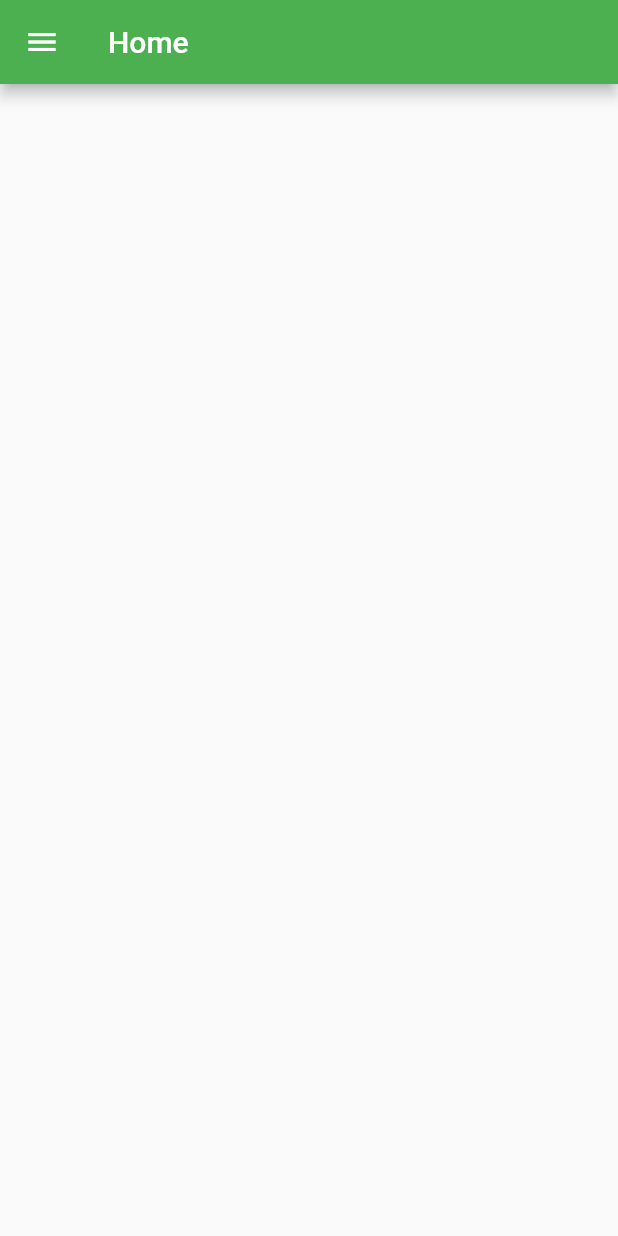
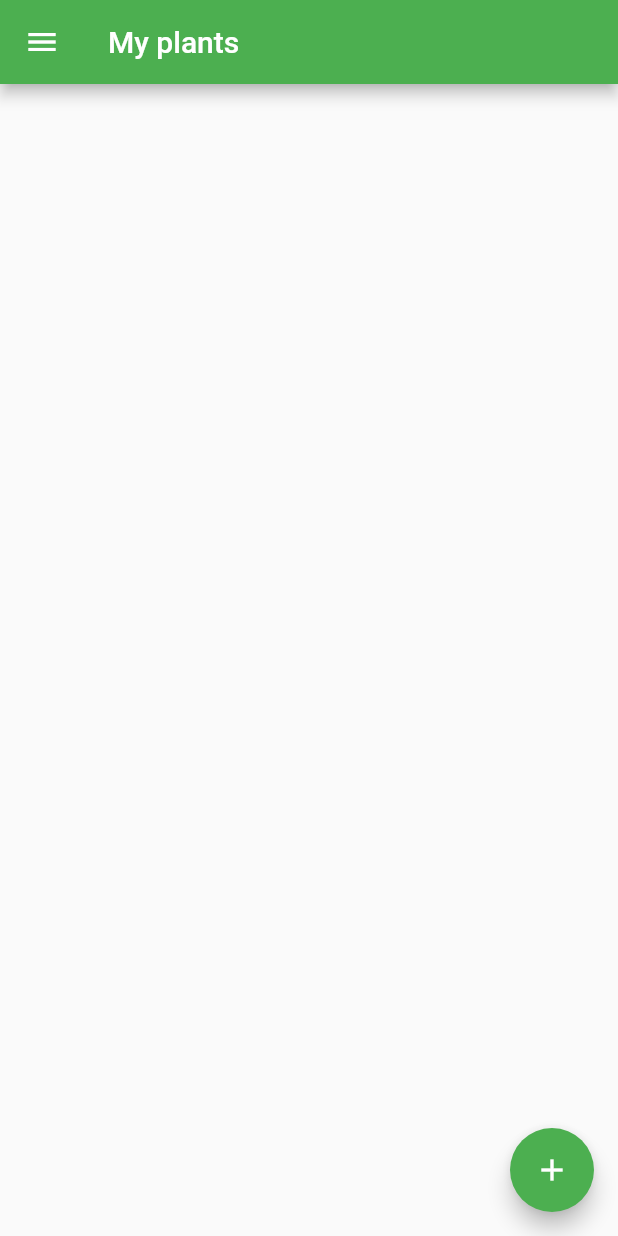
Before and after one commit to adriane-macer/sora-gov-agreeculture, a Flutter app: the screen it shows after launch, on a phone screen of 412 x 824 dp. Run offline on Flutter 3.47's test engine with Material 2 defaults, Android fonts, the phone set to English and light mode, and no system bars; our stand-ins replace bloc, equatable.

```diff
--- /dev/null
+++ b/sora_gov_agree/lib/models/crop.dart
@@ -0,0 +1,157 @@
+// To parse this JSON data, do
+//
+//     final crop = cropFromJson(jsonString);
+
+import 'dart:convert';
+
+class Crop {
+  final int id;
+  final impressionsCount;
+  final countryId;
+  final categoryId;
+  final int userId;
+  final orgId;
+  final groupId;
+  final String reference;
+  final kind;
+  final String status;
+  final String userPic;
+  final String userName;
+  final String name;
+  final String nameEn;
+  final String nameLocal;
+  final String photo;
+  final String address;
+  final latitude;
+  final longitude;
+  final String province;
+  final String city;
+  final String district;
+  final String shortDescription;
+  final String shortDescriptionEn;
+  final String measure;
+  final int paymentClass;
+  final String currency;
+  final currencyPrice;
+  final maximumPrice;
+  final minimumPrice;
+  final String state;
+  final bool featured;
+  final DateTime createdAt;
+  final DateTime updatedAt;
+
+  Crop({
+    this.id,
+    this.impressionsCount,
+    this.countryId,
+    this.categoryId,
+    this.userId,
+    this.orgId,
+    this.groupId,
+    this.reference,
+    this.kind,
+    this.status,
+    this.userPic,
+    this.userName,
+    this.name,
+    this.nameEn,
+    this.nameLocal,
+    this.photo,
+    this.address,
+    this.latitude,
+    this.longitude,
+    this.province,
+    this.city,
+    this.district,
+    this.shortDescription,
+    this.shortDescriptionEn,
+    this.measure,
+    this.paymentClass,
+    this.currency,
+    this.currencyPrice,
+    this.maximumPrice,
+    this.minimumPrice,
+    this.state,
+    this.featured,
+    this.createdAt,
+    this.updatedAt,
+  });
+
+  factory Crop.fromJson(String str) => Crop.fromMap(json.decode(str));
+
+  String toJson() => json.encode(toMap());
+
+  factory Crop.fromMap(Map<String, dynamic> json) => Crop(
+        id: json["id"],
+        impressionsCount: json["impressions_count"],
+        countryId: json["country_id"],
+        categoryId: json["category_id"],
+        userId: json["user_id"],
+        orgId: json["org_id"],
+        groupId: json["group_id"],
+        reference: json["reference"],
+        kind: json["kind"],
+        status: json["status"],
+        userPic: json["user_pic"],
+        userName: json["user_name"],
+        name: json["name"],
+        nameEn: json["name_en"],
+        nameLocal: json["name_local"],
+        photo: json["photo"],
+        address: json["address"],
+        latitude: json["latitude"],
+        longitude: json["longitude"],
+        province: json["province"],
+        city: json["city"],
+        district: json["district"],
+        shortDescription: json["short_description"],
+        shortDescriptionEn: json["short_description_en"],
+        measure: json["measure"],
+        paymentClass: json["payment_class"],
+        currency: json["currency"],
+        currencyPrice: json["currency_price"],
+        maximumPrice: json["maximum_price"],
+        minimumPrice: json["minimum_price"],
+        state: json["state"],
+        featured: json["featured"],
+        createdAt: DateTime.parse(json["created_at"]),
+        updatedAt: DateTime.parse(json["updated_at"]),
+      );
+
+  Map<String, dynamic> toMap() => {
+        "id": id,
+        "impressions_count": impressionsCount,
+        "country_id": countryId,
+        "category_id": categoryId,
+        "user_id": userId,
+        "org_id": orgId,
+        "group_id": groupId,
+        "reference": reference,
+        "kind": kind,
+        "status": status,
+        "user_pic": userPic,
+        "user_name": userName,
+        "name": name,
+        "name_en": nameEn,
+        "name_local": nameLocal,
+        "photo": photo,
+        "address": address,
+        "latitude": latitude,
+        "longitude": longitude,
+        "province": province,
+        "city": city,
+        "district": district,
+        "short_description": shortDescription,
+        "short_description_en": shortDescriptionEn,
+        "measure": measure,
+        "payment_class": paymentClass,
+        "currency": currency,
+        "currency_price": currencyPrice,
+        "maximum_price": maximumPrice,
+        "minimum_price": minimumPrice,
+        "state": state,
+        "featured": featured,
+        "created_at": createdAt.toIso8601String(),
+        "updated_at": updatedAt.toIso8601String(),
+      };
+}
--- a/sora_gov_agree/lib/pages/crop_prices_page.dart
+++ b/sora_gov_agree/lib/pages/crop_prices_page.dart
@@ -4,8 +4,9 @@ class CropPricesPage extends StatelessWidget {
   @override
   Widget build(BuildContext context) {
     return Scaffold(
-      appBar: AppBar(
-        title: Text("Crop prices"),
+      floatingActionButton: FloatingActionButton(
+        child: Icon(Icons.add),
+        onPressed: () {},
       ),
     );
   }
--- a/sora_gov_agree/lib/pages/harvest_page.dart
+++ b/sora_gov_agree/lib/pages/harvest_page.dart
@@ -3,7 +3,11 @@ import 'package:flutter/material.dart';
 class HarvestPage extends StatelessWidget {
   @override
   Widget build(BuildContext context) {
-    return Container(
+    return Scaffold(
+      floatingActionButton: FloatingActionButton(
+        child: Icon(Icons.add),
+        onPressed: () {},
+      ),
     );
   }
 }
--- a/sora_gov_agree/lib/pages/home_page.dart
+++ b/sora_gov_agree/lib/pages/home_page.dart
@@ -1,5 +1,7 @@
 import 'package:flutter/material.dart';
+import 'package:sora_gov_agree/pages/crop_prices_page.dart';
 import 'package:sora_gov_agree/pages/harvest_page.dart';
+import 'package:sora_gov_agree/pages/help_page.dart';
 import 'package:sora_gov_agree/pages/plants_page.dart';
 
 class _DrawerItem {
@@ -33,7 +35,7 @@ class HomePage extends StatefulWidget {
 
 class _HomePageState extends State<HomePage> {
   int _drawerSelectedIndex = 0;
-  String title = "Home";
+  String title;
 
   _getDrawerItemWidget(int pos) {
     switch (pos) {
@@ -41,9 +43,18 @@ class _HomePageState extends State<HomePage> {
         return PlantsPage();
       case 1:
         return HarvestPage();
+      case 2:
+        return CropPricesPage();
+      case 3: return HelpPage();
       default:
         return Center(child: new Text("Not yet available"));
     }
+  }
+
+  @override
+  void initState() {
+    super.initState();
+    title = "${widget.drawerItems[0].title}";
   }
 
   _onSelectItem(int index) {
--- a/sora_gov_agree/lib/pages/plants_page.dart
+++ b/sora_gov_agree/lib/pages/plants_page.dart
@@ -3,7 +3,13 @@ import 'package:flutter/material.dart';
 class PlantsPage extends StatelessWidget {
   @override
   Widget build(BuildContext context) {
-    return Container(
+    return Scaffold(
+      floatingActionButton: FloatingActionButton(
+        child: Icon(Icons.add),
+        onPressed: () {
+
+        },
+      ),
     );
   }
 }
```
Also changed, not shown: sora_gov_agree/lib/blocs/crop_prices_bloc/crop_prices_bloc.dart (added, +14 -0 lines), sora_gov_agree/lib/blocs/crop_prices_bloc/crop_prices_event.dart (added, +31 -0 lines), sora_gov_agree/lib/blocs/crop_prices_bloc/crop_prices_state.dart (added, +63 -0 lines), sora_gov_agree/lib/blocs/harvest_bloc/harvest_bloc.dart (added, +14 -0 lines), sora_gov_agree/lib/blocs/harvest_bloc/harvest_event.dart (added, +29 -0 lines), sora_gov_agree/lib/blocs/harvest_bloc/harvest_state.dart (added, +63 -0 lines), sora_gov_agree/lib/blocs/plants_bloc/plants_bloc.dart (added, +14 -0 lines), sora_gov_agree/lib/blocs/plants_bloc/plants_event.dart (added, +29 -0 lines), sora_gov_agree/lib/blocs/plants_bloc/plants_state.dart (added, +63 -0 lines), sora_gov_agree/lib/pages/help_page.dart (added, +8 -0 lines), sora_gov_agree/pubspec.yaml (+3 -10 lines), sora_gov_agree/pubspec.lock.
